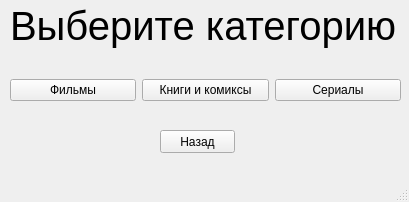
Zloiben/Application, file ui/main.ui: the form before one commit.
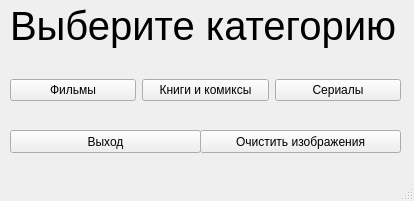
The form after the commit.

The edit to the form file:
```diff
--- a/ui/main.ui
+++ b/ui/main.ui
@@ -6,8 +6,8 @@
    <rect>
     <x>0</x>
     <y>0</y>
-    <width>409</width>
-    <height>202</height>
+    <width>414</width>
+    <height>201</height>
    </rect>
   </property>
   <property name="windowTitle">
@@ -68,14 +68,27 @@
    <widget class="QPushButton" name="btn_exit_main">
     <property name="geometry">
      <rect>
-      <x>160</x>
+      <x>10</x>
       <y>130</y>
-      <width>75</width>
+      <width>191</width>
       <height>23</height>
      </rect>
     </property>
     <property name="text">
-     <string>Назад</string>
+     <string>Выход</string>
+    </property>
+   </widget>
+   <widget class="QPushButton" name="btn_clear_all_images">
+    <property name="geometry">
+     <rect>
+      <x>200</x>
+      <y>130</y>
+      <width>201</width>
+      <height>23</height>
+     </rect>
+    </property>
+    <property name="text">
+     <string>Очистить изображения</string>
     </property>
    </widget>
   </widget>
```
Left out of the diff: 4 changed lines with no effect on the pictures.
